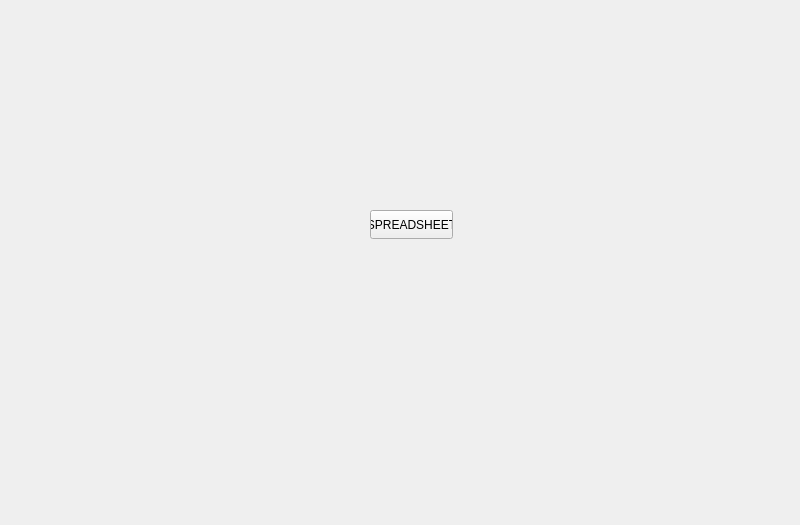
joeyCampbelll/FGCProjectQt, file mainwindow.ui: the form before one commit.
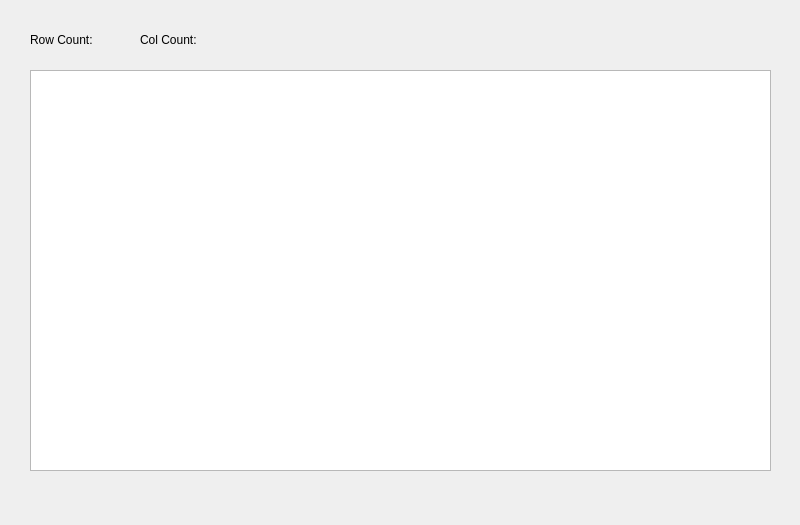
The form after the commit. The open tabs and pages were chosen to show the change.

Commit message: developed baseline spreadsheet page

Patch:
```diff
--- a/mainwindow.ui
+++ b/mainwindow.ui
@@ -120,17 +120,40 @@
      </widget>
     </widget>
     <widget class="QWidget" name="SpreadsheetProperties">
-     <widget class="QPushButton" name="pushButton">
+     <widget class="QTableView" name="table_spreadsheet">
       <property name="geometry">
        <rect>
-        <x>370</x>
-        <y>210</y>
-        <width>83</width>
-        <height>29</height>
+        <x>30</x>
+        <y>70</y>
+        <width>741</width>
+        <height>401</height>
        </rect>
       </property>
+     </widget>
+     <widget class="QLabel" name="label_rowCount">
+      <property name="geometry">
+       <rect>
+        <x>30</x>
+        <y>30</y>
+        <width>91</width>
+        <height>20</height>
+       </rect>
+      </property>
       <property name="text">
-       <string>SPREADSHEET</string>
+       <string>Row Count: </string>
+      </property>
+     </widget>
+     <widget class="QLabel" name="label_colCount">
+      <property name="geometry">
+       <rect>
+        <x>140</x>
+        <y>30</y>
+        <width>91</width>
+        <height>20</height>
+       </rect>
+      </property>
+      <property name="text">
+       <string>Col Count: </string>
       </property>
      </widget>
     </widget>
```
Left out of the diff: 2 changed lines with no effect on the pictures. The commit also changes 4 other files.
